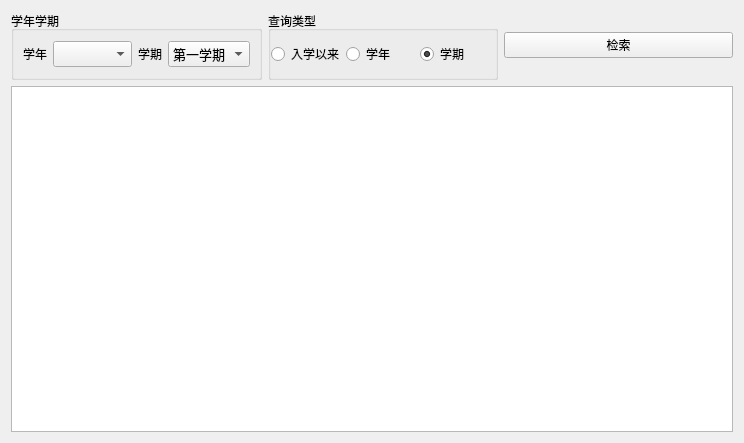
Qt form Qt-Zhku-Client/ScoreDistubing_ui.ui (yujiecong/Qt-Zhku-Client) before a commit.
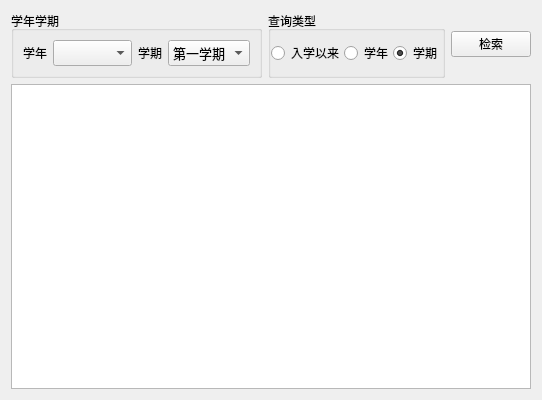
The same form after that commit.

```diff
--- a/Qt-Zhku-Client/ScoreDistubing_ui.ui
+++ b/Qt-Zhku-Client/ScoreDistubing_ui.ui
@@ -6,8 +6,8 @@
    <rect>
     <x>0</x>
     <y>0</y>
-    <width>744</width>
-    <height>443</height>
+    <width>514</width>
+    <height>400</height>
    </rect>
   </property>
   <property name="windowTitle">
@@ -216,8 +216,8 @@
        <rect>
         <x>0</x>
         <y>0</y>
-        <width>726</width>
-        <height>349</height>
+        <width>496</width>
+        <height>313</height>
        </rect>
       </property>
       <layout class="QVBoxLayout" name="verticalLayout_3">
```
